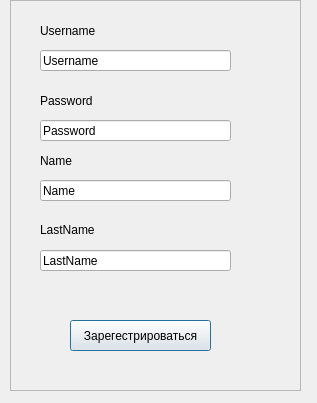
First picture: the form in MusicXBackend/singupwindow.ui, repository dedseccoder/MusicXBackend, before the edit.
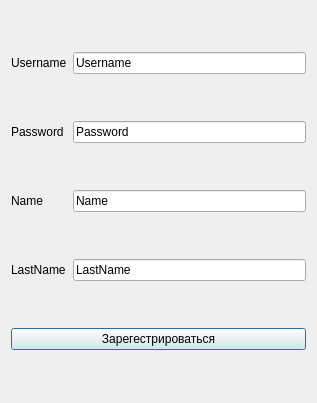
Second picture: the form after the edit.

Commit message: Changes of UI in "Sign Up" form

What changed in the file:
```diff
--- a/MusicXBackend/singupwindow.ui
+++ b/MusicXBackend/singupwindow.ui
@@ -13,139 +13,75 @@
   <property name="windowTitle">
    <string>Sing up</string>
   </property>
-  <widget class="QFrame" name="frame">
-   <property name="geometry">
-    <rect>
-     <x>10</x>
-     <y>0</y>
-     <width>291</width>
-     <height>391</height>
-    </rect>
-   </property>
-   <property name="frameShape">
-    <enum>QFrame::StyledPanel</enum>
-   </property>
-   <property name="frameShadow">
-    <enum>QFrame::Raised</enum>
-   </property>
+  <layout class="QHBoxLayout" name="horizontalLayout">
+   <item>
+    <layout class="QGridLayout" name="gridLayout">
+     <item row="0" column="0">
    <widget class="QLabel" name="Username">
-    <property name="geometry">
-     <rect>
-      <x>30</x>
-      <y>20</y>
-      <width>91</width>
-      <height>21</height>
-     </rect>
-    </property>
     <property name="text">
      <string>Username</string>
     </property>
    </widget>
+     </item>
+     <item row="0" column="1">
    <widget class="QLineEdit" name="UsernameInput">
-    <property name="geometry">
-     <rect>
-      <x>30</x>
-      <y>50</y>
-      <width>191</width>
-      <height>21</height>
-     </rect>
-    </property>
     <property name="text">
      <string>Username</string>
     </property>
    </widget>
+     </item>
+     <item row="1" column="0">
    <widget class="QLabel" name="Password">
-    <property name="geometry">
-     <rect>
-      <x>30</x>
-      <y>90</y>
-      <width>91</width>
-      <height>21</height>
-     </rect>
-    </property>
     <property name="text">
      <string>Password</string>
     </property>
    </widget>
+     </item>
+     <item row="1" column="1">
    <widget class="QLineEdit" name="PasswordInput">
-    <property name="geometry">
-     <rect>
-      <x>30</x>
-      <y>120</y>
-      <width>191</width>
-      <height>21</height>
-     </rect>
-    </property>
     <property name="text">
      <string>Password</string>
     </property>
    </widget>
+     </item>
+     <item row="2" column="0">
    <widget class="QLabel" name="Name">
-    <property name="geometry">
-     <rect>
-      <x>30</x>
-      <y>150</y>
-      <width>181</width>
-      <height>21</height>
-     </rect>
-    </property>
     <property name="text">
      <string>Name</string>
     </property>
    </widget>
+     </item>
+     <item row="2" column="1">
    <widget class="QLineEdit" name="NameInput">
-    <property name="geometry">
-     <rect>
-      <x>30</x>
-      <y>180</y>
-      <width>191</width>
-      <height>21</height>
-     </rect>
-    </property>
     <property name="text">
      <string>Name</string>
     </property>
    </widget>
+     </item>
+     <item row="3" column="0">
    <widget class="QLabel" name="LastName">
-    <property name="geometry">
-     <rect>
-      <x>30</x>
-      <y>220</y>
-      <width>191</width>
-      <height>20</height>
-     </rect>
-    </property>
     <property name="text">
      <string>LastName</string>
     </property>
    </widget>
+     </item>
+     <item row="3" column="1">
    <widget class="QLineEdit" name="LastNameInput">
-    <property name="geometry">
-     <rect>
-      <x>30</x>
-      <y>250</y>
-      <width>191</width>
-      <height>21</height>
-     </rect>
-    </property>
     <property name="text">
      <string>LastName</string>
     </property>
    </widget>
+     </item>
+     <item row="4" column="0" colspan="2">
    <widget class="QPushButton" name="Sing_In2">
-    <property name="geometry">
-     <rect>
-      <x>60</x>
-      <y>320</y>
-      <width>141</width>
-      <height>31</height>
-     </rect>
-    </property>
     <property name="text">
      <string>Зарегестрироваться</string>
     </property>
    </widget>
-  </widget>
+     </item>
+    </layout>
+   </item>
+  </layout>
  </widget>
  <resources/>
  <connections/>
```
Lines whose indentation alone changed are shown as unchanged.
